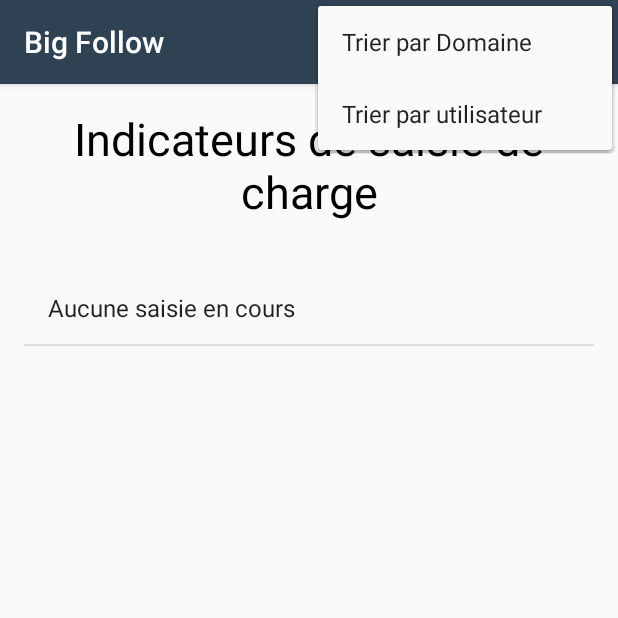
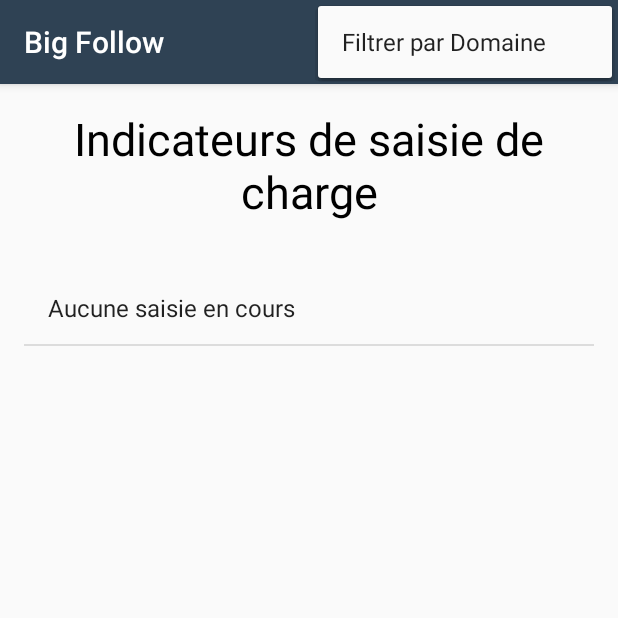
Before and after one commit to lauriencls/BigFollow, an Android app: the ActivityIndicateursSaisieCharge screen opened directly, with no data from a screen before it, with the options menu open, on a phone screen of 412 x 824 dp, the top half of it. Run offline under Robolectric (Android 15) with nearby library versions, the phone set to English and light mode, and no system bars; pictures from the network do not load.

Commit message:
Fix Trie, renommage en filtre

```diff
--- a/app/src/main/java/miage/fr/gestionprojet/vues/ActivityIndicateursSaisieCharge.java
+++ b/app/src/main/java/miage/fr/gestionprojet/vues/ActivityIndicateursSaisieCharge.java
@@ -4,6 +4,7 @@ import android.content.Intent;
 import android.support.v7.app.AppCompatActivity;
 import android.os.Bundle;
 import android.support.v7.view.ContextThemeWrapper;
+import android.util.Log;
 import android.view.Gravity;
 import android.view.Menu;
 import android.view.MenuItem;
--- a/app/src/main/java/miage/fr/gestionprojet/vues/ActivityMenuInitiales.java
+++ b/app/src/main/java/miage/fr/gestionprojet/vues/ActivityMenuInitiales.java
@@ -54,6 +54,9 @@ public class ActivityMenuInitiales  extends AppCompatActivity  {
                 DaoRessource daoRessource = new DaoRessource();
                 daoRessource.modifyInitiale(initialUtilisateur, initialesEdit.getText().toString());
                 LoggedUser.getInstance().setInitials(initialesEdit.getText().toString());
+                Toast.makeText(ActivityMenuInitiales.this, "Enregistrées", Toast.LENGTH_SHORT).show();
+                Intent intent = new Intent(ActivityMenuInitiales.this,ActivityGestionDesInitials.class);
+                startActivity(intent);
             }
         });
     }
--- a/app/src/main/res/menu/activity_indicateurs_saisie_charge.xml
+++ b/app/src/main/res/menu/activity_indicateurs_saisie_charge.xml
@@ -9,7 +9,8 @@
     <item
         android:id="@+id/menu_trie_utilisateur"
         android:showAsAction="never"
-        android:title="@string/menu_trie_utilisateurs"/>
+        android:title="@string/menu_trie_utilisateurs"
+        android:visible="false"/>
 
 
 </menu>
--- a/app/src/main/res/values/strings.xml
+++ b/app/src/main/res/values/strings.xml
@@ -1,7 +1,7 @@
 <resources>
     <string name="app_name">Big Follow</string>
-    <string name="menu_trie_domaine">Trier par Domaine</string>
-    <string name="menu_trie_utilisateurs">Trier par utilisateur</string>
+    <string name="menu_trie_domaine">Filtrer par Domaine</string>
+    <string name="menu_trie_utilisateurs">Filtrer par utilisateur</string>
     <string name="action_settings">Settings</string>
     <string name="server_client_id">1025819528334-1rr2odja050n9rqu768t1hhqj7heg6ok.apps.googleusercontent.com</string>
     <!-- Button labels -->
```
Also changed, not shown: app/src/main/java/miage/fr/gestionprojet/models/dao/DaoDomaine.java (+12 -0 lines), app/src/main/java/miage/fr/gestionprojet/models/dao/DaoSaisieCharge.java (+13 -6 lines).
